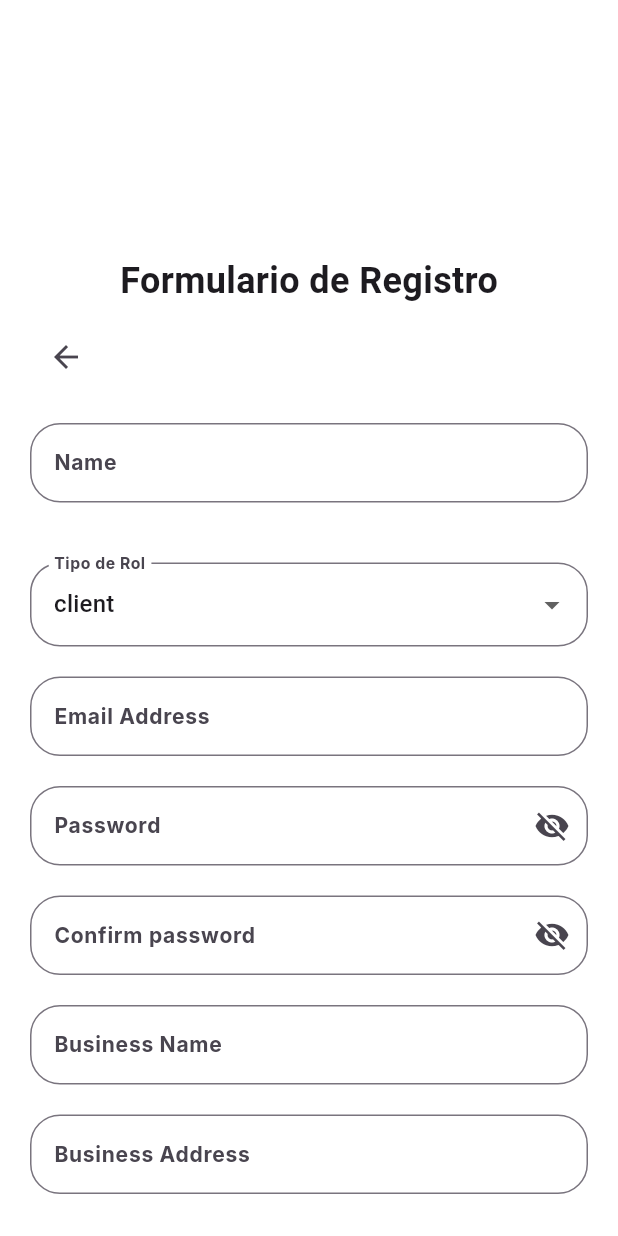
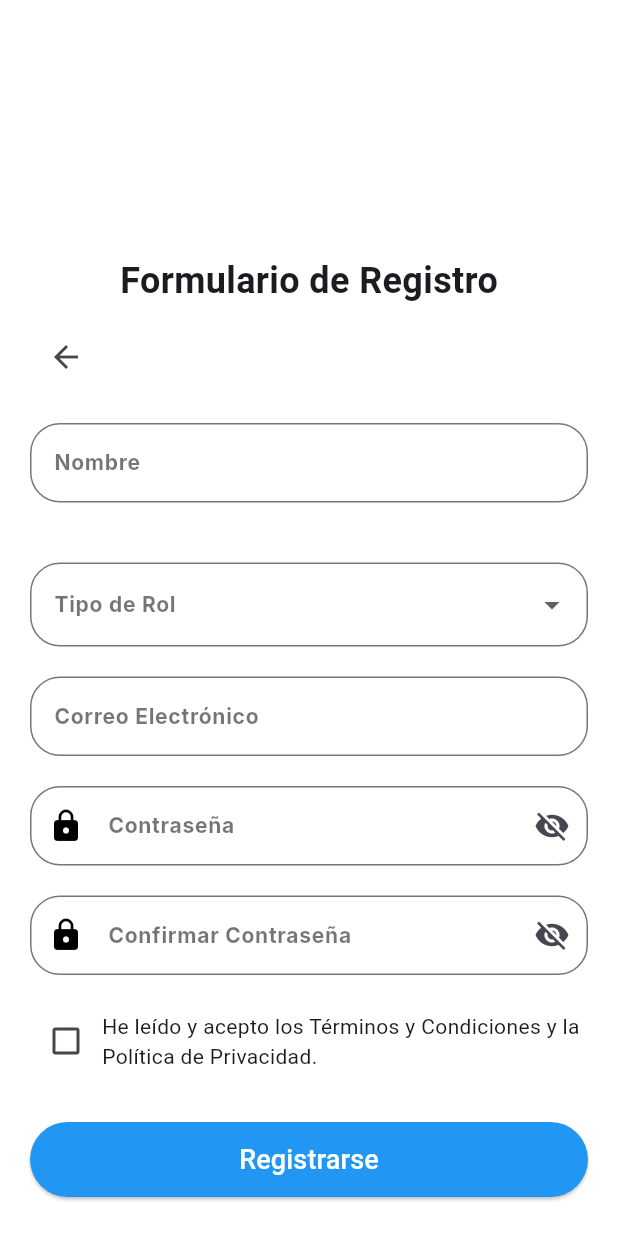
Before and after one commit to AgnerDDiaz/short_time_app, a Flutter app: the RegisterScreen screen opened by its route, on a phone screen of 412 x 824 dp. Run offline on Flutter 3.47's test engine with Material 3 defaults, Android fonts, the phone set to English and light mode, and no system bars; our stand-ins replace flutter_otp_text_field, flutter_secure_storage, google_fonts, image_picker, intl_phone_field, table_calendar; accounts and stored records are empty; network calls fail.

Commit message:
Finished forms

```diff
--- /dev/null
+++ b/lib/components/custom_dropdown_form_field.dart
@@ -0,0 +1,42 @@
+import 'package:flutter/material.dart';
+
+class CustomDropdownFormField<T> extends StatelessWidget {
+  final List<DropdownMenuItem<T>> items;
+  final T? value;
+  final String labelText;
+  final void Function(T?)? onChanged;
+  final String? Function(T?)? validator;
+  // final Color? dropdownColor;
+
+  const CustomDropdownFormField({
+    Key? key,
+    required this.items,
+    this.value,
+    required this.labelText,
+    this.onChanged,
+    this.validator,
+    // this.dropdownColor,
+  }) : super(key: key);
+
+  @override
+  Widget build(BuildContext context) {
+    return DropdownButtonFormField<T>(
+      value: value,
+      items: items,
+      onChanged: onChanged,
+      validator: validator,
+      dropdownColor: Colors.white,
+      decoration: InputDecoration(
+        labelText: labelText,
+        labelStyle: TextStyle(color: Colors.black54),
+        border: OutlineInputBorder(
+          borderRadius: BorderRadius.circular(20),
+        ),
+        focusedBorder: OutlineInputBorder(
+          borderSide: BorderSide(color: Colors.blue),
+          borderRadius: BorderRadius.circular(20),
+        ),
+      ),
+    );
+  }
+}
--- /dev/null
+++ b/lib/components/custom_text_form_field.dart
@@ -0,0 +1,49 @@
+import 'package:flutter/material.dart';
+
+class CustomTextFormField extends StatelessWidget {
+  final TextEditingController controller;
+  final String labelText;
+  final TextInputType keyboardType;
+  final bool enabled;
+  final String? Function(String?)? validator;
+  final Icon? prefixIcon;
+  final bool obscureText;
+  final IconButton? suffixIcon;
+
+  const CustomTextFormField({
+    Key? key,
+    required this.controller,
+    required this.labelText,
+    this.keyboardType = TextInputType.text,
+    this.enabled = true,
+    this.validator,
+    this.prefixIcon,
+    this.obscureText = false,
+    this.suffixIcon,
+  }) : super(key: key);
+
+  @override
+  Widget build(BuildContext context) {
+    return TextFormField(
+      controller: controller,
+      keyboardType: keyboardType,
+      cursorColor: Colors.blue,
+      obscureText: obscureText,
+      decoration: InputDecoration(
+        labelText: labelText,
+        labelStyle: TextStyle(color: Colors.black54),
+        border: OutlineInputBorder(
+          borderRadius: BorderRadius.circular(20),
+        ),
+        focusedBorder: OutlineInputBorder(
+          borderSide: BorderSide(color: Colors.blue),
+          borderRadius: BorderRadius.circular(20),
+        ),
+        prefixIcon: prefixIcon,
+        suffixIcon: suffixIcon,
+      ),
+      enabled: enabled,
+      validator: validator,
+    );
+  }
+}
--- a/lib/main.dart
+++ b/lib/main.dart
@@ -12,6 +12,7 @@ import 'checks/auth_check.dart';
 import 'home.dart';
 import 'models/tab_manager.dart';
 import 'models/auth_manager.dart'; // Clase para manejar la autenticación
+import 'screens/change_password_screen.dart';
 import 'screens/edit_profile_screen.dart';
 import 'screens/forgot_password_verification_screen.dart';
 import 'screens/login_screen.dart'; // Pantalla de Login
@@ -82,6 +83,8 @@ class ShortTimeAppState extends State<ShortTimeApp> {
               ForgotPasswordScreen(), // Ruta añadida para la pantalla de recuperación
           '/forgotPasswordVerification': (context) =>
               ForgotPasswordVerificationScreen(), // Ruta añadida para la pantalla de verificación
+          '/changePassword': (context) =>
+              AuthCheck(loggedInWidget: ChangePasswordScreen()), // Ruta añadida para la pantalla de cambio de contraseña
           // '/emptyPage': (context) => EmptyPage(), // Página vacía
           '/register': (context) =>
               RegisterScreen(), // Ruta añadida para el registro
--- a/lib/screens/login_screen.dart
+++ b/lib/screens/login_screen.dart
@@ -4,6 +4,7 @@ import 'package:short_time_app/api/api_client.dart';
 import 'package:short_time_app/api/auth_service.dart';
 import 'package:short_time_app/api/st_api_service.dart';
 import 'package:short_time_app/components/custom_dialog.dart';
+import 'package:short_time_app/components/custom_text_form_field.dart';
 import '../states/auth_state.dart';
 import 'forgot_password_screen.dart'; // Importar la pantalla de recuperación de contraseña
 
@@ -40,13 +41,10 @@ class _LoginScreenState extends State<LoginScreen> {
           await authService.storeAccessToken(result.accessToken);
           // Navigator.pushReplacementNamed(context, '/home');
         } else {
-          _showErrorDialog('Invalid credentials. ');
+          await _showErrorDialog('Credenciales inválidas. ');
         }
       } catch (e) {
-        print('\n\n\n');
-        print('Error en el login: $e');
-        _showErrorDialog('Invalid credentials. ');
-        print('\n\n\n');
+        await _showErrorDialog('Creedenciales inválidas. ');
       } finally {
         setState(() {
           _isLoading = false;
@@ -55,8 +53,8 @@ class _LoginScreenState extends State<LoginScreen> {
     }
   }
 
-  void _showErrorDialog(String message) {
-    showDialog(
+  Future<void> _showErrorDialog(String message) {
+    return showDialog(
       context: context,
       builder: (ctx) => AcceptDialog(
         title: const Text('Error'),
@@ -70,7 +68,7 @@ class _LoginScreenState extends State<LoginScreen> {
 
   @override
   Widget build(BuildContext context) {
-    return  Scaffold(
+    return Scaffold(
       backgroundColor: Colors.white, // Fondo blanco
       body: Center(
         child: Padding(
@@ -103,7 +101,7 @@ class _LoginScreenState extends State<LoginScreen> {
                     alignment: Alignment
                         .centerLeft, // Alinea el texto hacia la izquierda
                     child: Text(
-                          "Welcome!",
+                      "¡Bienvenido!",
                       style: TextStyle(
                         fontSize: 24.0,
                         fontWeight: FontWeight.bold,
@@ -113,24 +111,17 @@ class _LoginScreenState extends State<LoginScreen> {
                   const SizedBox(height: 14.0),
 
                   // Campo de texto para email
-                      TextFormField(
+                  CustomTextFormField(
                     controller: emailController,
                     keyboardType: TextInputType.emailAddress,
-                        decoration: InputDecoration(
-                          labelText: "Email Address",
-                          border: OutlineInputBorder(
-                            borderRadius: BorderRadius.circular(
-                                20), // Esquinas redondeadas
-                          ),
+                    labelText: "Correo electrónico",
                     prefixIcon: const Icon(Icons.email),
-                        ),
                     validator: (value) {
                       if (value == null || value.isEmpty) {
-                            return "Please enter your email.";
+                        return "Por favor ingrese su correo electrónico.";
                       }
-                          if (!RegExp(r'^[^@]+@[^@]+\.[^@]+$')
-                              .hasMatch(value)) {
-                            return "Please enter a valid email address.";
+                      if (!RegExp(r'^[^@]+@[^@]+\.[^@]+$').hasMatch(value)) {
+                        return "Por favor ingrese una dirección de correo válida.";
                       }
                       return null;
                     },
@@ -138,15 +129,10 @@ class _LoginScreenState extends State<LoginScreen> {
                   const SizedBox(height: 14.0),
 
                   // Campo de texto para contraseña
-                      TextFormField(
+                  CustomTextFormField(
                     controller: passwordController,
+                    labelText: 'Contraseña',
                     obscureText: !_isPasswordVisible,
-                        decoration: InputDecoration(
-                          labelText: "Password",
-                          border: OutlineInputBorder(
-                            borderRadius: BorderRadius.circular(
-                                20), // Esquinas redondeadas
-                          ),
                       prefixIcon: const Icon(Icons.lock),
                       suffixIcon: IconButton(
                         icon: Icon(
@@ -160,13 +146,12 @@ class _LoginScreenState extends State<LoginScreen> {
                           });
                         },
                       ),
-                        ),
                     validator: (value) {
                       if (value == null || value.isEmpty) {
-                            return "Please enter your password.";
+                        return "Por favor ingrese su contraseña.";
                       }
                       if (value.length < 6) {
-                            return "Password must be at least 6 characters long.";
+                        return "La contraseña debe tener al menos 6 caracteres.";
                       }
                       return null;
                     },
@@ -182,7 +167,7 @@ class _LoginScreenState extends State<LoginScreen> {
                             context, ForgotPasswordScreen.routeName);
                       },
                       child: const Text(
-                            "Forgot password?",
+                        "¿Olvidaste tu contraseña?",
                         style: TextStyle(
                           color: Colors.blue,
                           fontWeight: FontWeight.bold,
@@ -213,7 +198,7 @@ class _LoginScreenState extends State<LoginScreen> {
                           }
                         },
                         child: const Text(
-                                "Login",
+                          "Iniciar sesión",
                           style: TextStyle(fontSize: 18),
                         ),
                         style: ElevatedButton.styleFrom(
@@ -221,8 +206,8 @@ class _LoginScreenState extends State<LoginScreen> {
                           foregroundColor: Colors.white,
                           minimumSize: const Size(double.infinity, 50),
                           shape: RoundedRectangleBorder(
-                                  borderRadius: BorderRadius.circular(
-                                    15), // Botón redondeado
+                            borderRadius:
+                                BorderRadius.circular(15), // Botón redondeado
                           ),
                         ),
                       );
@@ -235,13 +220,13 @@ class _LoginScreenState extends State<LoginScreen> {
                   Row(
                     mainAxisAlignment: MainAxisAlignment.center,
                     children: [
-                          const Text("Not a Client? "),
+                      const Text("¿No eres cliente? "),
                       InkWell(
                         onTap: () {
                           Navigator.pushNamed(context, '/register');
                         },
                         child: const Text(
-                              "Register now",
+                          "Regístrate ahora",
                           style: TextStyle(
                             color: Colors.blue,
                             fontWeight: FontWeight.bold,
@@ -279,6 +264,4 @@ class _LoginScreenState extends State<LoginScreen> {
       ),
     );
   }
-
-
 }
--- a/lib/screens/registro_screen.dart
+++ b/lib/screens/registro_screen.dart
@@ -1,8 +1,11 @@
 import 'package:flutter/material.dart';
+import 'package:intl_phone_field/intl_phone_field.dart';
 import 'package:short_time_app/api/api_client.dart';
 import 'package:short_time_app/api/auth_service.dart';
+import 'package:short_time_app/components/custom_dropdown_form_field.dart';
 import 'package:short_time_app/models/auth_models.dart';
 import '../api/st_api_service.dart';
+import '../components/custom_text_form_field.dart';
 
 class RegisterScreen extends StatefulWidget {
   static const routeName = '/register';
@@ -12,8 +15,18 @@ class RegisterScreen extends StatefulWidget {
 }
 
 class _RegisterScreenState extends State<RegisterScreen> {
-  final List<String> _roles = ['client', 'user']; //lista de roles
-  String _selectedRole = 'client';
+  final List<String> _roles = ['Trabajador', 'Usuario']; //lista de roles
+  String mapRole(String role) {
+    switch (role) {
+      case 'Trabajador':
+        return 'client';
+      case 'Usuario':
+        return 'user';
+      default:
+        return 'user';
+    }
+  }
+  String _selectedRole = 'Usuario';
   final AuthService _authService = AuthService(apiClient: ShortTimeApiClient());
   final TextEditingController nameController = TextEditingController();
   final TextEditingController emailController = TextEditingController();
@@ -39,7 +52,7 @@ class _RegisterScreenState extends State<RegisterScreen> {
           additionalFields['phoneNumber'] = _phoneNumberController.text;
         }
         final registerDto = RegisterDto(
-          role: roleFromString(_selectedRole),
+          role: roleFromString(mapRole(_selectedRole)),
           name: nameController.text,
           email: emailController.text,
           passwordHash: passwordController.text,
@@ -49,7 +62,7 @@ class _RegisterScreenState extends State<RegisterScreen> {
         );
         await _authService.register(registerDto);
         ScaffoldMessenger.of(context).showSnackBar(
-          const SnackBar(content: Text("Registro Completado!")),
+          const SnackBar(content: Text("¡Registro Completado!")),
         );
         Navigator.pushReplacementNamed(
             context, '/login'); // Usamos pushReplacement
@@ -103,68 +116,52 @@ class _RegisterScreenState extends State<RegisterScreen> {
                 ),
                 SizedBox(height: 20),
 
-                // Campo "Name"
-                TextFormField(
+                // Campo "Nombre"
+                CustomTextFormField(
                   controller: nameController,
-                  decoration: InputDecoration(
-                  labelText: 'Name',
-                  border: OutlineInputBorder(
-                    borderRadius:
-                      BorderRadius.circular(20), // Borde redondeado
-                  ),
-                  ),
+                  labelText: 'Nombre',
                   validator: (value) {
                   if (value == null || value.isEmpty) {
-                    return "Please enter your name.";
+                    return "Por favor ingrese su nombre.";
                   }
                   return null;
                   },
                 ),
 
-                // Añadir espacio entre Name y los demás elementos
+                // Añadir espacio entre Nombre y los demás elementos
                 SizedBox(height: 40),
 
                 // Dropdown de roles
-                DropdownButtonFormField<String>(
-                  value: _selectedRole,
-                  onChanged: (value) {
-                  setState(() {
-                    _selectedRole = value!;
-                  });
-                  },
-                  items: _roles.map((role) {
+                CustomDropdownFormField(items:
+                _roles.map((role) {
                   return DropdownMenuItem<String>(
                     value: role,
                     child: Text(role),
                   );
-                  }).toList(),
-                  decoration: InputDecoration(
-                  labelText: 'Tipo de Rol',
-                  border: OutlineInputBorder(
-                    borderRadius: BorderRadius.circular(20),
-                  ),
-                  ),
-                ),
-
+                }).toList(
+                ), labelText: 'Tipo de Rol', onChanged: (value) {
+                  setState(() {
+                    _selectedRole = value!;
+                  });
+                }, validator: (value) {
+                  if (value == null || value.isEmpty) {
+                    return "Por favor seleccione un rol.";
+                  }
+                  return null;
+                }),
                 SizedBox(height: 20), // Espaciado entre los campos
 
                 // Campo Email
-                TextFormField(
+                CustomTextFormField(
                   controller: emailController,
-                  decoration: InputDecoration(
-                  labelText: 'Email Address',
-                  border: OutlineInputBorder(
-                    borderRadius:
-                      BorderRadius.circular(20), // Borde redondeado
-                  ),
-                  ),
+                  labelText: 'Correo Electrónico',
                   keyboardType: TextInputType.emailAddress,
                   validator: (value) {
                   if (value == null || value.isEmpty) {
-                    return "Please enter your email.";
+                    return "Por favor ingrese su correo electrónico.";
                   }
                   if (!RegExp(r'^[^@]+@[^@]+\.[^@]+$').hasMatch(value)) {
-                    return "Please enter a valid email address.";
+                    return "Por favor ingrese una dirección de correo válida.";
                   }
                   return null;
                   },
@@ -172,16 +169,12 @@ class _RegisterScreenState extends State<RegisterScreen> {
 
                 SizedBox(height: 20), // Espaciado entre los campos
 
-                // Campo Password
-                TextFormField(
+                // Campo Contraseña
+                CustomTextFormField(
                   controller: passwordController,
+                  labelText: 'Contraseña',
                   obscureText: !_isPasswordVisible,
-                  decoration: InputDecoration(
-                  labelText: 'Password',
-                  border: OutlineInputBorder(
-                    borderRadius:
-                      BorderRadius.circular(20), // Borde redondeado
-                  ),
+                  prefixIcon: Icon(Icons.lock, color: Colors.black),
                   suffixIcon: IconButton(
                     icon: Icon(
                     _isPasswordVisible
@@ -194,13 +187,12 @@ class _RegisterScreenState extends State<RegisterScreen> {
                     });
                     },
                   ),
-                  ),
                   validator: (value) {
                   if (value == null || value.isEmpty) {
-                    return "Please enter a password.";
+                    return "Por favor ingrese una contraseña.";
                   }
                   if (value.length < 6) {
-                    return "Password must be at least 6 characters long.";
+                    return "La contraseña debe tener al menos 6 caracteres.";
                   }
                   return null;
                   },
@@ -208,16 +200,11 @@ class _RegisterScreenState extends State<RegisterScreen> {
 
                 SizedBox(height: 20), // Espaciado entre los campos
 
-                // Campo Confirm Password
-                TextFormField(
+                // Campo Confirmar Contraseña
+                CustomTextFormField(
                   controller: confirmPasswordController,
+                  labelText: 'Confirmar Contraseña',
                   obscureText: !_isPasswordVisible,
-                  decoration: InputDecoration(
-                  labelText: 'Confirm password',
-                  border: OutlineInputBorder(
-                    borderRadius:
-                      BorderRadius.circular(20), // Borde redondeado
-                  ),
                   suffixIcon: IconButton(
                     icon: Icon(
                     _isPasswordVisible
@@ -230,28 +217,23 @@ class _RegisterScreenState extends State<RegisterScreen> {
                     });
                     },
                   ),
-                  ),
+                  prefixIcon: Icon(Icons.lock, color: Colors.black),
                   validator: (value) {
                   if (value == null || value.isEmpty) {
-                    return "Please confirm your password.";
+                    return "Por favor confirme su contraseña.";
                   }
                   if (value != passwordController.text) {
-                    return "Passwords do not match.";
+                    return "Las contraseñas no coinciden.";
                   }
                   return null;
                   },
                 ),
                 SizedBox(height: 20),
 
-                if (_selectedRole == 'client') ...[
-                  TextFormField(
+                if (mapRole(_selectedRole) == 'client') ...[
+                  CustomTextFormField(
                   controller: _businessNameController,
-                  decoration: InputDecoration(
-                    labelText: 'Business Name',
-                    border: OutlineInputBorder(
-                    borderRadius: BorderRadius.circular(20),
-                    ),
-                  ),
+                  labelText: 'Nombre del Negocio',
                   validator: (value) {
                     if (value == null || value.isEmpty) {
                     return "Por favor, complete este campo.";
@@ -260,14 +242,9 @@ class _RegisterScreenState extends State<RegisterScreen> {
                   },
                   ),
                   SizedBox(height: 20),
-                  TextFormField(
+                  CustomTextFormField(
                   controller: _businessAddressController,
-                  decoration: InputDecoration(
-                    labelText: 'Business Address',
-                    border: OutlineInputBorder(
-                    borderRadius: BorderRadius.circular(20),
-                    ),
-                  ),
+                  labelText: 'Dirección del Negocio',
                   validator: (value) {
                     if (value == null || value.isEmpty) {
                     return "Por favor, complete este campo.";
@@ -276,21 +253,20 @@ class _RegisterScreenState extends State<RegisterScreen> {
                   },
                   ),
                   SizedBox(height: 20),
-                  TextFormField(
+                  IntlPhoneField(
                   controller: _phoneNumberController,
                   decoration: InputDecoration(
-                    labelText: 'phone Number',
+                    labelText: 'Número de Teléfono',
+                    labelStyle: TextStyle(color: Colors.black54),
+                    focusedBorder: OutlineInputBorder
+                    (
+                      borderSide: BorderSide(color: Colors.blue),
+                      borderRadius: BorderRadius.circular(20),
+                    ),
                     border: OutlineInputBorder(
                     borderRadius: BorderRadius.circular(20),
                     ),
-                  ),
-                  validator: (value) {
-                    if (value == null || value.isEmpty) {
-                    return "Por favor, complete este campo.";
-                    }
-                    return null;
-                  },
-                  ),
+                  )),
                   SizedBox(height: 20),
                 ],
                 // Checkbox de Términos y Condiciones
@@ -306,7 +282,7 @@ class _RegisterScreenState extends State<RegisterScreen> {
                   ),
                   Expanded(
                     child: Text(
-                    'I have read and accept the Terms and Conditions and Privacy Policy.',
+                    'He leído y acepto los Términos y Condiciones y la Política de Privacidad.',
                     style: TextStyle(fontSize: 14),
                     ),
                   ),
@@ -319,7 +295,7 @@ class _RegisterScreenState extends State<RegisterScreen> {
                 ElevatedButton(
                   onPressed: _register,
                   child: Text(
-                  'Create',
+                  'Registrarse',
                   style: TextStyle(color: Colors.white, fontSize: 18),
                   ),
                   style: ElevatedButton.styleFrom(
```
Also changed, not shown: lib/screens/change_password_screen.dart (added, +151 -0 lines), lib/screens/edit_profile_screen.dart (+61 -34 lines), lib/screens/profile.dart (+31 -13 lines). Lines whose indentation alone changed are shown as unchanged.
